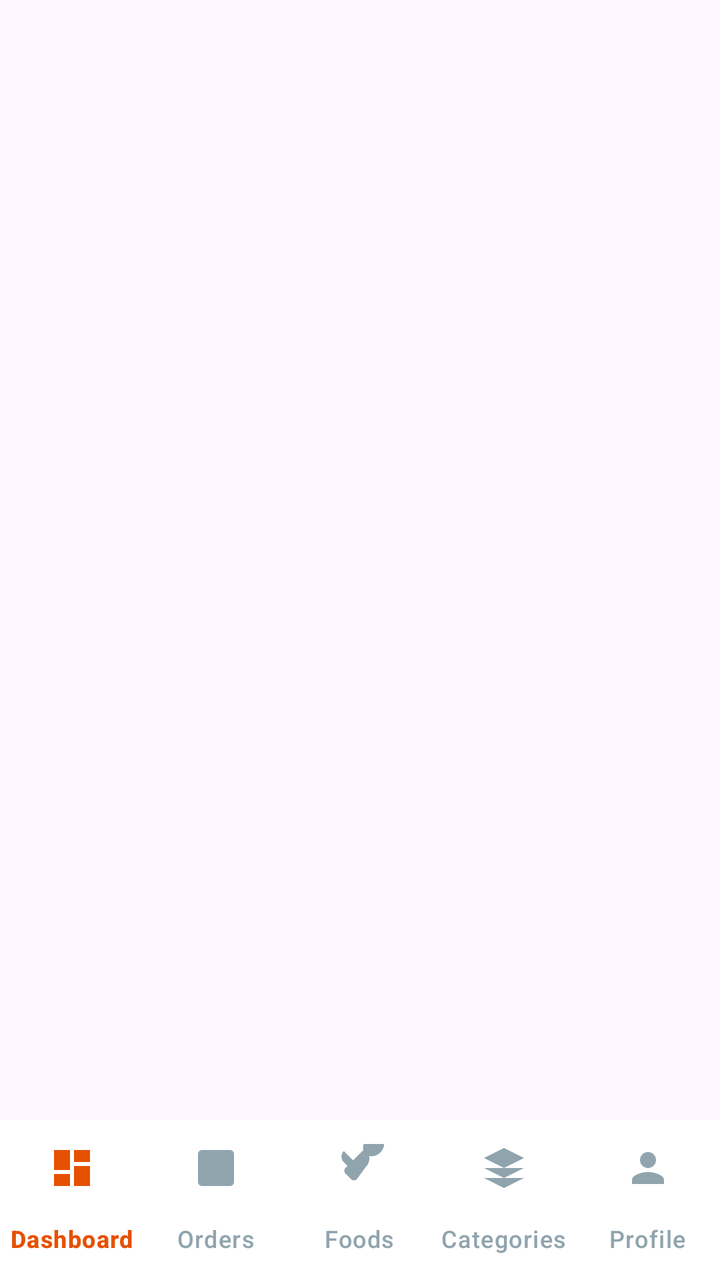
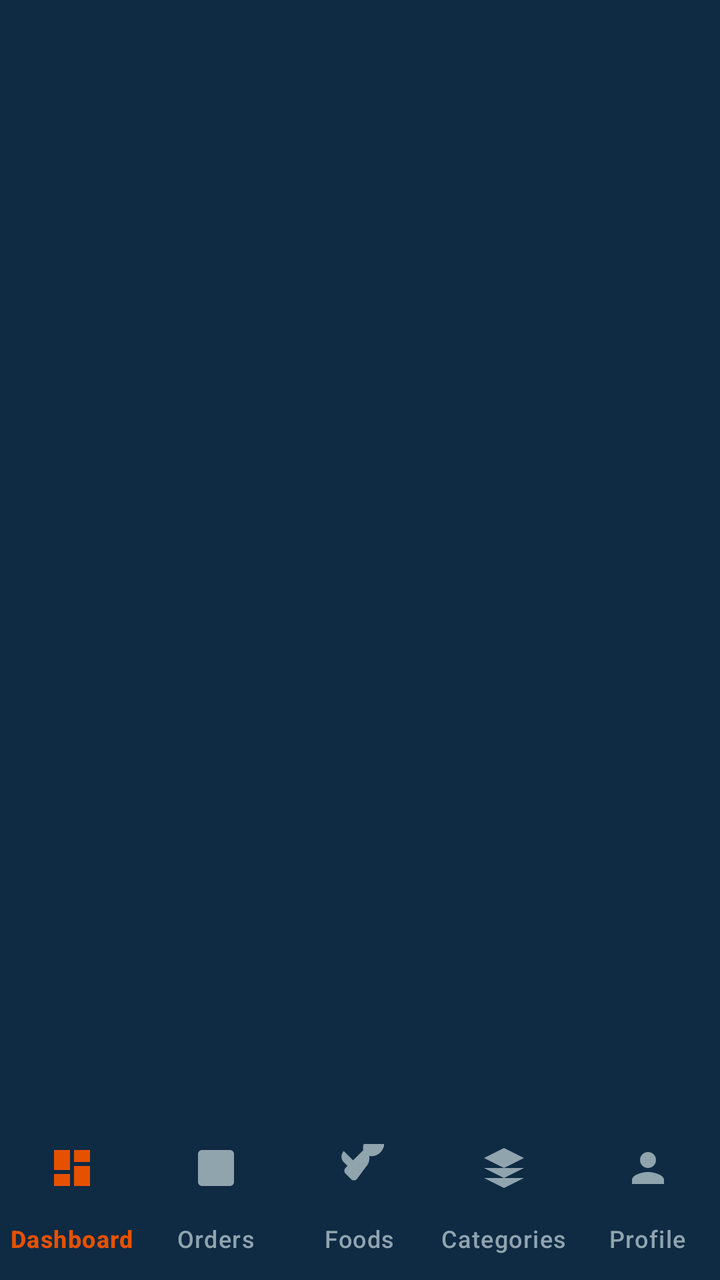

Compare the two renders of this Android layout. The source of the first and the diff that turns it into the second are given below.
<!-- AndroidManifest.xml: application theme Theme.FoodDelivery -->
<!-- res/layout/activity_restaurant_main.xml -->
<?xml version="1.0" encoding="utf-8"?>
<androidx.coordinatorlayout.widget.CoordinatorLayout xmlns:android="http://schemas.android.com/apk/res/android"
    xmlns:app="http://schemas.android.com/apk/res-auto"
    android:layout_width="match_parent"
    android:layout_height="match_parent">

    <FrameLayout
        android:id="@+id/fragmentContainer"
        android:layout_width="match_parent"
        android:layout_height="match_parent"
        android:layout_above="@id/bottomNav" />

    <com.google.android.material.bottomnavigation.BottomNavigationView
        android:id="@+id/bottomNav"
        android:layout_width="match_parent"
        android:layout_height="wrap_content"
        android:layout_gravity="bottom"
        android:background="#FFFFFF"
        app:itemIconTint="@color/bottom_nav_color"
        app:itemTextColor="@color/bottom_nav_color"
        app:labelVisibilityMode="labeled"
        app:menu="@menu/bottom_nav_menu" />

</androidx.coordinatorlayout.widget.CoordinatorLayout>
<!-- resources referenced by this layout -->
<resources>
  <style name="Theme.FoodDelivery" parent="Base.Theme.FoodDelivery" />
  <style name="Base.Theme.FoodDelivery" parent="Theme.Material3.DayNight.NoActionBar">
          
          
      </style>
</resources>

<!-- the commit's change to res/layout/activity_restaurant_main.xml (unified diff, before → after) -->
@@ -1,8 +1,21 @@
 <?xml version="1.0" encoding="utf-8"?>
-<androidx.coordinatorlayout.widget.CoordinatorLayout xmlns:android="http://schemas.android.com/apk/res/android"
+<RelativeLayout xmlns:android="http://schemas.android.com/apk/res/android"
     xmlns:app="http://schemas.android.com/apk/res-auto"
     android:layout_width="match_parent"
-    android:layout_height="match_parent">
+    android:layout_height="match_parent"
+    android:background="#0F2A43">
+
+    <com.google.android.material.bottomnavigation.BottomNavigationView
+        android:id="@+id/bottomNav"
+        android:layout_width="match_parent"
+        android:layout_height="wrap_content"
+        android:layout_alignParentBottom="true"
+        android:background="#0F2A43"
+        app:elevation="8dp"
+        app:itemIconTint="@color/bottom_nav_color"
+        app:itemTextColor="@color/bottom_nav_color"
+        app:labelVisibilityMode="labeled"
+        app:menu="@menu/bottom_nav_menu" />
 
     <FrameLayout
         android:id="@+id/fragmentContainer"
@@ -10,15 +23,4 @@
         android:layout_height="match_parent"
         android:layout_above="@id/bottomNav" />
 
-    <com.google.android.material.bottomnavigation.BottomNavigationView
-        android:id="@+id/bottomNav"
-        android:layout_width="match_parent"
-        android:layout_height="wrap_content"
-        android:layout_gravity="bottom"
-        android:background="#FFFFFF"
-        app:itemIconTint="@color/bottom_nav_color"
-        app:itemTextColor="@color/bottom_nav_color"
-        app:labelVisibilityMode="labeled"
-        app:menu="@menu/bottom_nav_menu" />
-
-</androidx.coordinatorlayout.widget.CoordinatorLayout>
+</RelativeLayout>
